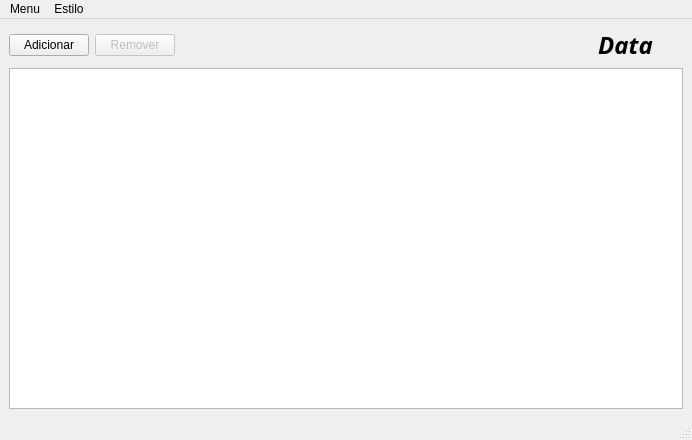
Before: the Qt Designer form rs/src/ui/frmain.ui in xvjau/Reserva-de-Salas, drawn with Qt 5.
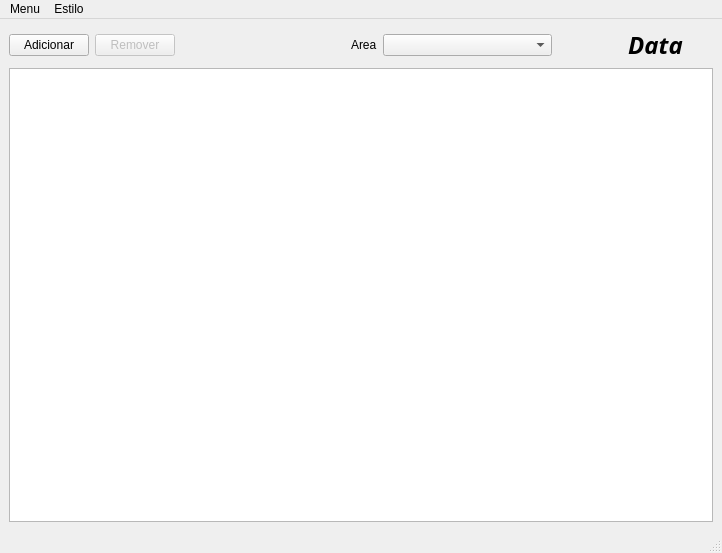
After: the same form once the commit is applied. Icons and pictures are not drawn.

Commit message: Added Area Delegates

The edit to the form file:
```diff
--- a/rs/src/ui/frmain.ui
+++ b/rs/src/ui/frmain.ui
@@ -8,8 +8,8 @@
    <rect>
     <x>0</x>
     <y>0</y>
-    <width>692</width>
-    <height>440</height>
+    <width>722</width>
+    <height>553</height>
    </rect>
   </property>
   <property name="windowTitle" >
@@ -67,7 +67,42 @@
         </property>
         <property name="sizeHint" >
          <size>
-          <width>68</width>
+          <width>40</width>
+          <height>20</height>
+         </size>
+        </property>
+       </spacer>
+      </item>
+      <item>
+       <widget class="QLabel" name="label" >
+        <property name="text" >
+         <string>Area</string>
+        </property>
+       </widget>
+      </item>
+      <item>
+       <widget class="QComboBox" name="cbArea" >
+        <property name="sizePolicy" >
+         <sizepolicy>
+          <hsizetype>3</hsizetype>
+          <vsizetype>0</vsizetype>
+          <horstretch>0</horstretch>
+          <verstretch>0</verstretch>
+         </sizepolicy>
+        </property>
+       </widget>
+      </item>
+      <item>
+       <spacer>
+        <property name="orientation" >
+         <enum>Qt::Horizontal</enum>
+        </property>
+        <property name="sizeType" >
+         <enum>QSizePolicy::Fixed</enum>
+        </property>
+        <property name="sizeHint" >
+         <size>
+          <width>40</width>
           <height>20</height>
          </size>
         </property>
@@ -140,7 +175,7 @@
     <rect>
      <x>0</x>
      <y>0</y>
-     <width>692</width>
+     <width>722</width>
      <height>29</height>
     </rect>
    </property>
```
Left out of the diff: 6 changed lines with no effect on the pictures. The commit also changes 10 other files.
